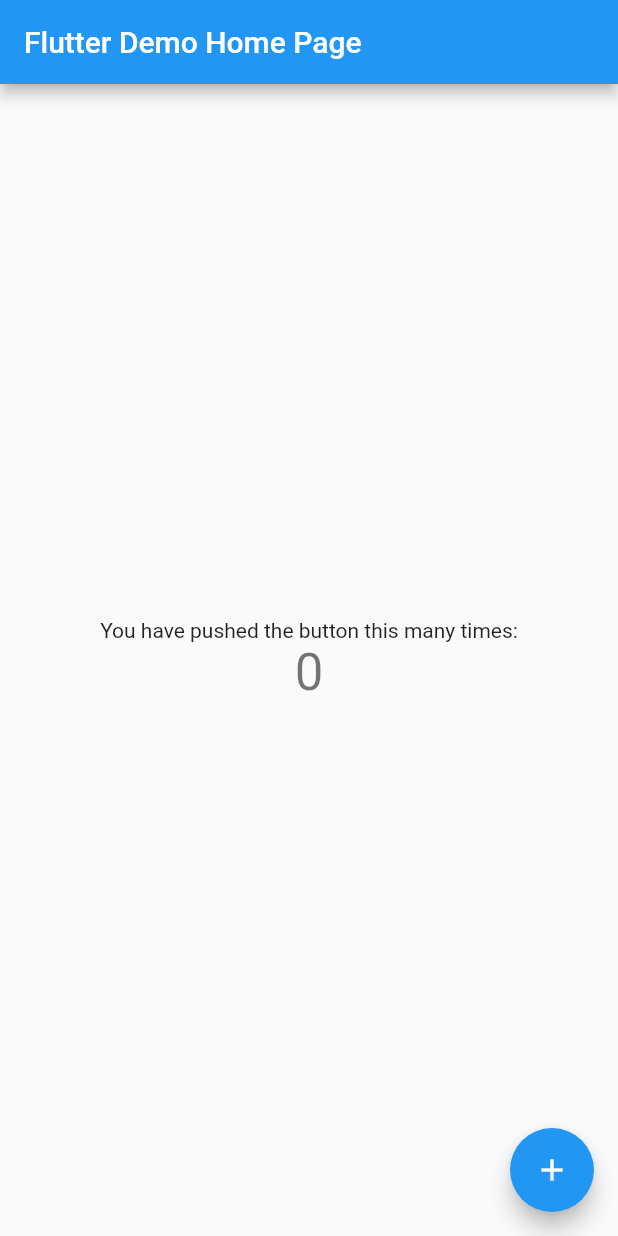
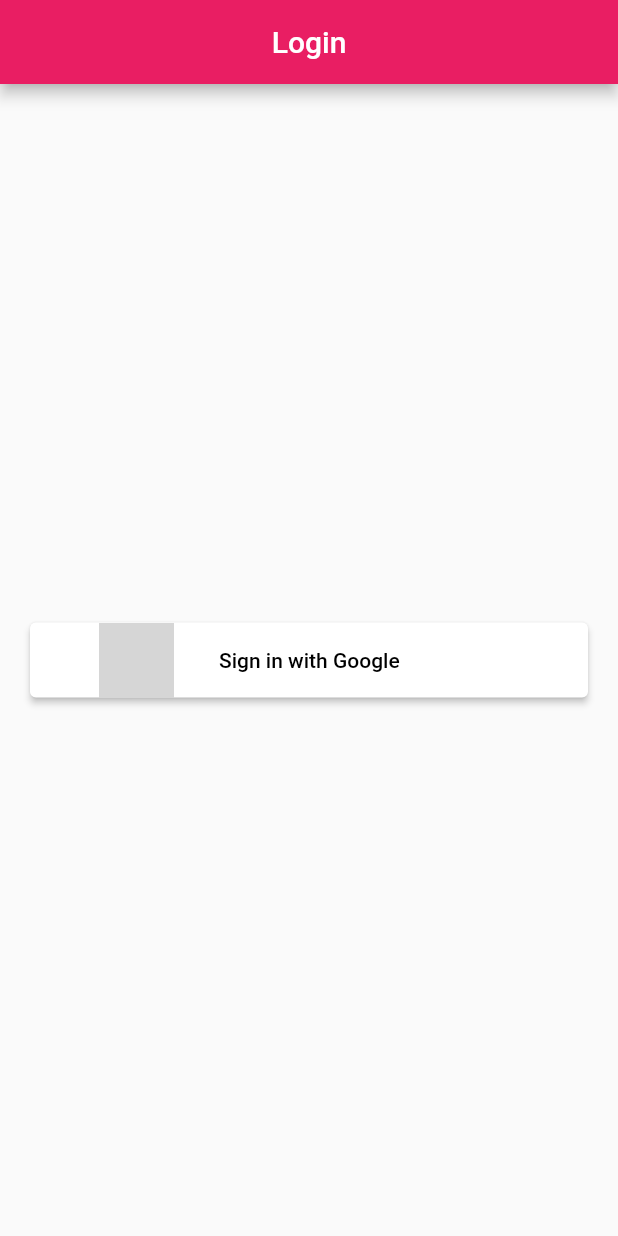
Before and after one commit to purnima-gosain/google-signin, a Flutter app: the screen it shows after launch, on a phone screen of 412 x 824 dp. Run offline on Flutter 3.47's test engine with Material 2 defaults, Android fonts, the phone set to English and light mode, and no system bars; our stand-ins replace google_sign_in; accounts and stored records are empty; network calls fail; grey boxes are pictures that could not be loaded.

```diff
--- a/google_signin/lib/main.dart
+++ b/google_signin/lib/main.dart
@@ -1,4 +1,5 @@
 import 'package:flutter/material.dart';
+import 'package:google_signin/pages/login_page.dart';
 
 void main() {
   runApp(const MyApp());
@@ -23,94 +24,9 @@ class MyApp extends StatelessWidget {
         // or simply save your changes to "hot reload" in a Flutter IDE).
         // Notice that the counter didn't reset back to zero; the application
         // is not restarted.
-        primarySwatch: Colors.blue,
+        primarySwatch: Colors.pink,
       ),
-      home: const MyHomePage(title: 'Flutter Demo Home Page'),
+      home: const LogInPage(),
     );
   }
 }
-
-class MyHomePage extends StatefulWidget {
-  const MyHomePage({Key? key, required this.title}) : super(key: key);
-
-  // This widget is the home page of your application. It is stateful, meaning
-  // that it has a State object (defined below) that contains fields that affect
-  // how it looks.
-
-  // This class is the configuration for the state. It holds the values (in this
-  // case the title) provided by the parent (in this case the App widget) and
-  // used by the build method of the State. Fields in a Widget subclass are
-  // always marked "final".
-
-  final String title;
-
-  @override
-  State<MyHomePage> createState() => _MyHomePageState();
-}
-
-class _MyHomePageState extends State<MyHomePage> {
-  int _counter = 0;
-
-  void _incrementCounter() {
-    setState(() {
-      // This call to setState tells the Flutter framework that something has
-      // changed in this State, which causes it to rerun the build method below
-      // so that the display can reflect the updated values. If we changed
-      // _counter without calling setState(), then the build method would not be
-      // called again, and so nothing would appear to happen.
-      _counter++;
-    });
-  }
-
-  @override
-  Widget build(BuildContext context) {
-    // This method is rerun every time setState is called, for instance as done
-    // by the _incrementCounter method above.
-    //
-    // The Flutter framework has been optimized to make rerunning build methods
-    // fast, so that you can just rebuild anything that needs updating rather
-    // than having to individually change instances of widgets.
-    return Scaffold(
-      appBar: AppBar(
-        // Here we take the value from the MyHomePage object that was created by
-        // the App.build method, and use it to set our appbar title.
-        title: Text(widget.title),
-      ),
-      body: Center(
-        // Center is a layout widget. It takes a single child and positions it
-        // in the middle of the parent.
-        child: Column(
-          // Column is also a layout widget. It takes a list of children and
-          // arranges them vertically. By default, it sizes itself to fit its
-          // children horizontally, and tries to be as tall as its parent.
-          //
-          // Invoke "debug painting" (press "p" in the console, choose the
-          // "Toggle Debug Paint" action from the Flutter Inspector in Android
-          // Studio, or the "Toggle Debug Paint" command in Visual Studio Code)
-          // to see the wireframe for each widget.
-          //
-          // Column has various properties to control how it sizes itself and
-          // how it positions its children. Here we use mainAxisAlignment to
-          // center the children vertically; the main axis here is the vertical
-          // axis because Columns are vertical (the cross axis would be
-          // horizontal).
-          mainAxisAlignment: MainAxisAlignment.center,
-          children: <Widget>[
-            const Text(
-              'You have pushed the button this many times:',
-            ),
-            Text(
-              '$_counter',
-              style: Theme.of(context).textTheme.headline4,
-            ),
-          ],
-        ),
-      ),
-      floatingActionButton: FloatingActionButton(
-        onPressed: _incrementCounter,
-        tooltip: 'Increment',
-        child: const Icon(Icons.add),
-      ), // This trailing comma makes auto-formatting nicer for build methods.
-    );
-  }
-}
--- /dev/null
+++ b/google_signin/lib/pages/login_page.dart
@@ -0,0 +1,77 @@
+import 'package:flutter/material.dart';
+import 'package:google_signin/controllers/login_controller.dart';
+import 'package:provider/provider.dart';
+
+class LogInPage extends StatefulWidget {
+  const LogInPage({Key? key}) : super(key: key);
+
+  @override
+  State<LogInPage> createState() => _LogInPageState();
+}
+
+class _LogInPageState extends State<LogInPage> {
+  @override
+  Widget build(BuildContext context) {
+    return Scaffold(
+        appBar: AppBar(
+          title: const Center(child: Text("Login")),
+        ),
+        body: Padding(
+          padding: const EdgeInsets.symmetric(horizontal: 20),
+          child: Center(
+            child: ElevatedButton(
+              style: ElevatedButton.styleFrom(primary: Colors.white),
+              child: Row(children: [
+                const SizedBox(
+                  width: 30,
+                ),
+                Image.network(
+                  "https://avatars.githubusercontent.com/u/1342004?s=280&v=4",
+                  height: 50,
+                ),
+                const SizedBox(
+                  width: 30,
+                ),
+                const Text(
+                  "Sign in with Google",
+                  style: TextStyle(color: Colors.black),
+                )
+              ]),
+              onPressed: () {},
+            ),
+          ),
+        ));
+  }
+
+  loginUI() {
+    return Consumer<LoginController>(builder: (context, model, child) {
+      if (model.userDetails != null) {
+        return loggedInUi(model);
+      } else {
+        return loginControllers(context);
+      }
+    });
+  }
+
+  loggedInUi(LoginController model) {
+    return Column(
+      mainAxisAlignment: MainAxisAlignment.center,
+      crossAxisAlignment: CrossAxisAlignment.center,
+      children: [
+        CircleAvatar(
+          backgroundImage:
+              Image.network(model.userDetails!.photoUrl ?? "").image,
+          radius: 50,
+        ),
+        Text(model.userDetails!.displayName ?? ""),
+        Text(model.userDetails!.email ?? ""),
+        ActionChip(
+            avatar: const Icon(Icons.logout),
+            label: const Text("logout"),
+            onPressed: () {})
+      ],
+    );
+  }
+
+  loginControllers(BuildContext context) {}
+}
```
